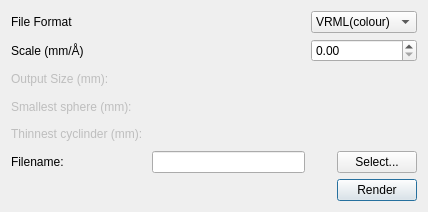
cryos/avogadro, file libavogadro/src/extensions/vrmldialog.ui: the form before one commit.
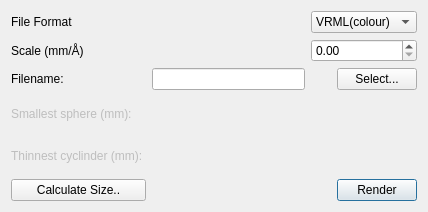
The form after the commit.

Commit message: calculate smallest sphere and thinnest cylinder

The edit to the form file:
```diff
--- a/libavogadro/src/extensions/vrmldialog.ui
+++ b/libavogadro/src/extensions/vrmldialog.ui
@@ -14,16 +14,6 @@
    <string>Dialog</string>
   </property>
   <layout class="QGridLayout" name="gridLayout">
-   <item row="5" column="0">
-    <widget class="QLabel" name="label_4">
-     <property name="enabled">
-      <bool>false</bool>
-     </property>
-     <property name="text">
-      <string>Thinnest cyclinder (mm): </string>
-     </property>
-    </widget>
-   </item>
    <item row="1" column="0" colspan="2">
     <widget class="QLabel" name="label_2">
      <property name="text">
@@ -31,13 +21,6 @@
      </property>
     </widget>
    </item>
-   <item row="0" column="0" colspan="2">
-    <widget class="QLabel" name="label">
-     <property name="text">
-      <string>File Format</string>
-     </property>
-    </widget>
-   </item>
    <item row="0" column="2" colspan="2">
     <widget class="QComboBox" name="comboBox">
      <item>
@@ -47,27 +30,21 @@
      </item>
     </widget>
    </item>
-   <item row="2" column="0">
-    <widget class="QLabel" name="label_3">
-     <property name="enabled">
-      <bool>false</bool>
-     </property>
+   <item row="0" column="0" colspan="2">
+    <widget class="QLabel" name="label">
      <property name="text">
-      <string>Output Size (mm): </string>
+      <string>File Format</string>
      </property>
     </widget>
    </item>
-   <item row="3" column="0">
-    <widget class="QLabel" name="label_5">
-     <property name="enabled">
-      <bool>false</bool>
-     </property>
+   <item row="12" column="3">
+    <widget class="QPushButton" name="render">
      <property name="text">
-      <string>Smallest sphere (mm): </string>
+      <string>Render</string>
      </property>
     </widget>
    </item>
-   <item row="10" column="0">
+   <item row="9" column="0">
     <widget class="QLabel" name="label_6">
      <property name="text">
       <string>Filename:</string>
@@ -77,26 +54,46 @@
      </property>
     </widget>
    </item>
-   <item row="1" column="2" colspan="2">
-    <widget class="QDoubleSpinBox" name="doubleSpinBox"/>
-   </item>
-   <item row="11" column="3">
-    <widget class="QPushButton" name="render">
-     <property name="text">
-      <string>Render</string>
-     </property>
-    </widget>
-   </item>
-   <item row="10" column="1">
+   <item row="9" column="1">
     <widget class="QLineEdit" name="fileName"/>
    </item>
-   <item row="10" column="3">
+   <item row="9" column="3">
     <widget class="QPushButton" name="selectFileName">
      <property name="text">
       <string>Select...</string>
      </property>
     </widget>
    </item>
+   <item row="1" column="2" colspan="2">
+    <widget class="QDoubleSpinBox" name="doubleSpinBox"/>
+   </item>
+   <item row="10" column="0">
+    <widget class="QLabel" name="label_5">
+     <property name="enabled">
+      <bool>false</bool>
+     </property>
+     <property name="text">
+      <string>Smallest sphere (mm): </string>
+     </property>
+    </widget>
+   </item>
+   <item row="11" column="0">
+    <widget class="QLabel" name="label_4">
+     <property name="enabled">
+      <bool>false</bool>
+     </property>
+     <property name="text">
+      <string>Thinnest cyclinder (mm): </string>
+     </property>
+    </widget>
+   </item>
+   <item row="12" column="0">
+    <widget class="QPushButton" name="pushButton">
+     <property name="text">
+      <string>Calculate Size..</string>
+     </property>
+    </widget>
+   </item>
   </layout>
  </widget>
  <resources/>
```
The commit also changes 6 other files.
